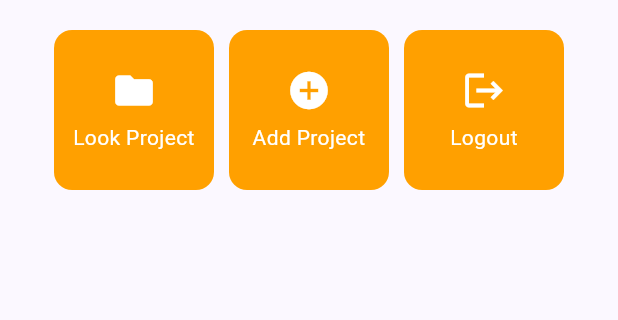
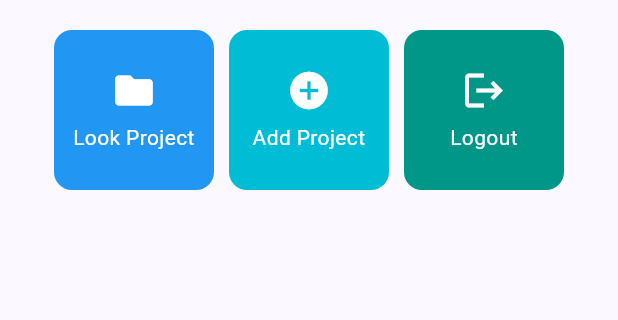
Before and after one commit to KenazShidqi56/myportfolio_mobile, a Flutter app: the screen it shows after launch, on a phone screen of 412 x 824 dp, the part 357-677 px from its top. Run offline on Flutter 3.47's test engine with Material 3 defaults, Android fonts, the phone set to English and light mode, and no system bars.

Commit message:
feat: Assignment 7: Basic Flutter

```diff
--- a/lib/menu.dart
+++ b/lib/menu.dart
@@ -8,19 +8,10 @@ class MyHomePage extends StatelessWidget {
   final String clas = 'KI';
 
   final List<ItemHomepage> items = [
-    ItemHomepage("Look Project", Icons.folder),
-    ItemHomepage("Add Project", Icons.add_circle),
-    ItemHomepage("Logout", Icons.logout),
+    ItemHomepage("Look Project", Icons.folder, Colors.blue),
+    ItemHomepage("Add Project", Icons.add_circle, Colors.cyan),
+    ItemHomepage("Logout", Icons.logout, Colors.teal),
   ];
-
-  // This widget is the home page of your application. It is stateful, meaning
-  // that it has a State object (defined below) that contains fields that affect
-  // how it looks.
-
-  // This class is the configuration for the state. It holds the values (in this
-  // case the title) provided by the parent (in this case the App widget) and
-  // used by the build method of the State. Fields in a Widget subclass are
-  // always marked "final".
 
   @override
   Widget build(BuildContext context) {
@@ -114,8 +105,9 @@ class InfoCard extends StatelessWidget {
 class ItemHomepage {
   final String name;
   final IconData icon;
+  final Color color;
 
-  ItemHomepage(this.name, this.icon);
+  ItemHomepage(this.name, this.icon, this.color);
 }
 
 class ItemCard extends StatelessWidget {
@@ -126,7 +118,7 @@ class ItemCard extends StatelessWidget {
   @override
   Widget build(BuildContext context) {
     return Material(
-      color: Theme.of(context).colorScheme.secondary,
+      color: item.color,
       borderRadius: BorderRadius.circular(12),
       child: InkWell(
         onTap: () {
```
Also changed, not shown: lib/main.dart (+0 -16 lines), pubspec.yaml (+1 -74 lines), 1 other file.
